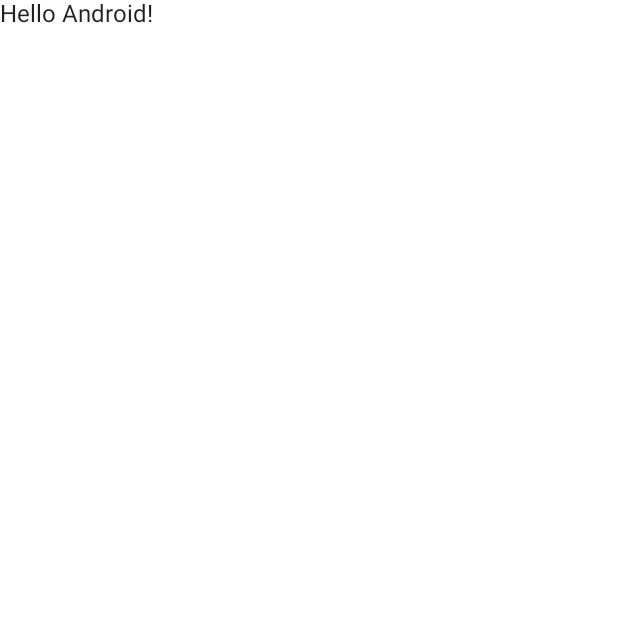
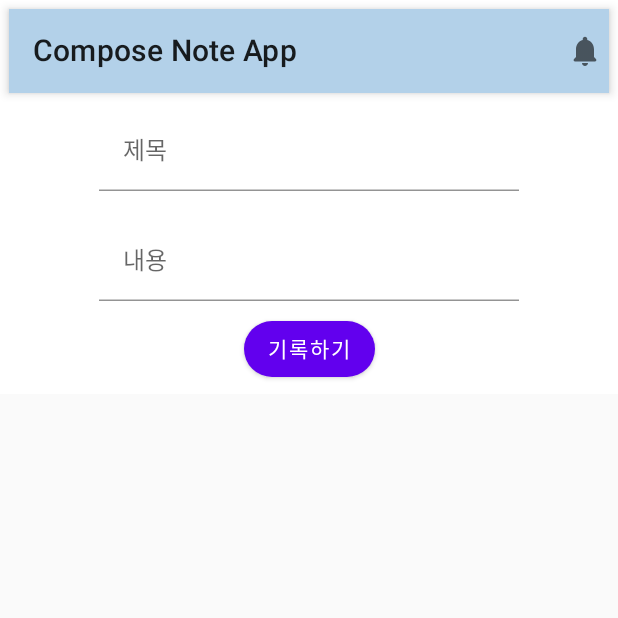
Before and after one commit to ksjmgrkks/Jetpack-Compose-Study, an Android app built with Jetpack Compose: the screen it shows after launch (MainActivity), on a phone screen of 412 x 824 dp, the top half of it. Before the commit the part shown is almost empty. Run offline under Robolectric (Android 15) with nearby library versions, the phone set to English and light mode, and no system bars.

Commit message:
compose note app adding TextField and a Button

```diff
--- a/ComposeNoteApp/app/src/main/java/com/kks/noteapp/MainActivity.kt
+++ b/ComposeNoteApp/app/src/main/java/com/kks/noteapp/MainActivity.kt
@@ -10,6 +10,7 @@ import androidx.compose.material.Text
 import androidx.compose.runtime.Composable
 import androidx.compose.ui.Modifier
 import androidx.compose.ui.tooling.preview.Preview
+import com.kks.noteapp.screen.NoteScreen
 import com.kks.noteapp.ui.theme.ComposeNoteAppTheme
 
 class MainActivity : ComponentActivity() {
@@ -19,25 +20,11 @@ class MainActivity : ComponentActivity() {
             ComposeNoteAppTheme {
                 // A surface container using the 'background' color from the theme
                 Surface(
-                    modifier = Modifier.fillMaxSize(),
                     color = MaterialTheme.colors.background
                 ) {
-                    Greeting("Android")
+                    NoteScreen()
                 }
             }
         }
     }
 }
-
-@Composable
-fun Greeting(name: String) {
-    Text(text = "Hello $name!")
-}
-
-@Preview(showBackground = true)
-@Composable
-fun DefaultPreview() {
-    ComposeNoteAppTheme {
-        Greeting("Android")
-    }
-}
--- a/ComposeNoteApp/app/src/main/java/com/kks/noteapp/components/NoteComponents.kt
+++ b/ComposeNoteApp/app/src/main/java/com/kks/noteapp/components/NoteComponents.kt
@@ -1,7 +1,9 @@
 package com.kks.noteapp.components
 
+import androidx.compose.foundation.shape.CircleShape
 import androidx.compose.foundation.text.KeyboardActions
 import androidx.compose.foundation.text.KeyboardOptions
+import androidx.compose.material.Button
 import androidx.compose.material.Text
 import androidx.compose.material.TextField
 import androidx.compose.material.TextFieldDefaults
@@ -37,3 +39,21 @@ fun NoteInputText(
     )
 
 }
+
+@Composable
+fun NoteButton(
+    modifier: Modifier = Modifier,
+    text: String,
+    onClick: () -> Unit,
+    enabled: Boolean = true
+){
+    Button(
+        onClick = onClick,
+        shape = CircleShape,
+        enabled = enabled,
+        modifier = modifier
+    ) {
+        Text(text = text)
+    }
+
+}
--- a/ComposeNoteApp/app/src/main/java/com/kks/noteapp/screen/NoteScreen.kt
+++ b/ComposeNoteApp/app/src/main/java/com/kks/noteapp/screen/NoteScreen.kt
@@ -8,7 +8,7 @@ import androidx.compose.material.Text
 import androidx.compose.material.TopAppBar
 import androidx.compose.material.icons.Icons
 import androidx.compose.material.icons.rounded.Notifications
-import androidx.compose.runtime.Composable
+import androidx.compose.runtime.*
 import androidx.compose.ui.Alignment
 import androidx.compose.ui.Modifier
 import androidx.compose.ui.graphics.Color
@@ -16,10 +16,18 @@ import androidx.compose.ui.res.stringResource
 import androidx.compose.ui.tooling.preview.Preview
 import androidx.compose.ui.unit.dp
 import com.kks.noteapp.R
+import com.kks.noteapp.components.NoteButton
 import com.kks.noteapp.components.NoteInputText
 
 @Composable
 fun NoteScreen(){
+    var title by remember {
+        mutableStateOf("")
+    }
+    var description by remember {
+        mutableStateOf("")
+    }
+
     Column(modifier = Modifier.padding(6.dp)) {
         TopAppBar(title = {
                           Text(text = stringResource(id = R.string.app_name))
@@ -30,9 +38,40 @@ fun NoteScreen(){
         backgroundColor = Color(0xFFB3D1E9))
 
         //Content
-        Column(modifier = Modifier.fillMaxWidth(),
-               horizontalAlignment = Alignment.CenterHorizontally) {
-            NoteInputText(text = "text", label = "label", onTextChange = {})
+        Column(
+            modifier = Modifier.fillMaxWidth(),
+            horizontalAlignment = Alignment.CenterHorizontally
+        ) {
+            NoteInputText(
+                modifier = Modifier.padding(
+                    top = 9.dp,
+                    bottom = 8.dp
+                ),
+                text = title,
+                label = "제목",
+                onTextChange = {
+                    if (it.all { char ->
+                            char.isLetter() || char.isWhitespace()
+                        })
+                        title = it
+                })
+
+            NoteInputText(
+                modifier = Modifier.padding(
+                    top = 9.dp,
+                    bottom = 8.dp
+                ),
+                text = description,
+                label = "내용",
+                onTextChange = {
+                    if (it.all { char ->
+                            char.isLetter() || char.isWhitespace()
+                        })
+                        description = it
+                })
+
+            NoteButton(text = "기록하기", onClick = {  })
+
         }
 
     }
```
